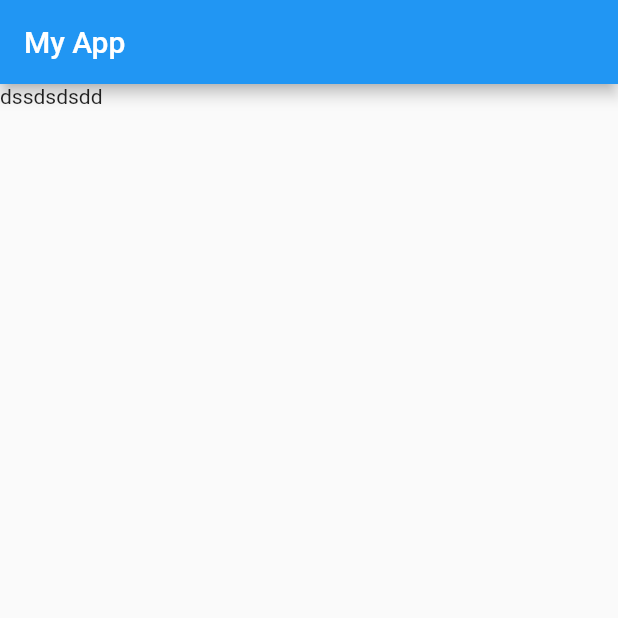
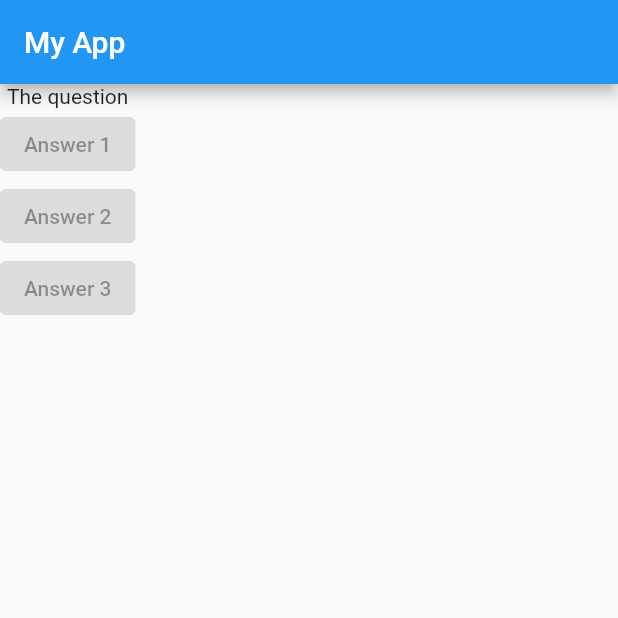
Before and after one commit to durf666/mad_deutch_quiz, a Flutter app: the screen it shows after launch, on a phone screen of 412 x 824 dp, the top half of it. Run offline on Flutter 3.47's test engine with Material 2 defaults, Android fonts, the phone set to English and light mode, and no system bars.

Commit message:
lesson 32

```diff
--- a/lib/main.dart
+++ b/lib/main.dart
@@ -7,12 +7,21 @@ void main() {
 class MyApp extends StatelessWidget {
   @override
   Widget build(BuildContext context) {
+    var questions = [
+      'What\'s your favourite color',
+      'What\'s your favourite animal',
+    ];
     return MaterialApp(
       home: Scaffold(
         appBar: AppBar(
           title: Text('My App'),
         ),
-        body: Text('dssdsdsdd'),
+        body: Column(children: [
+          Text('The question'),
+          ElevatedButton(onPressed: null, child: Text('Answer 1')),
+          ElevatedButton(onPressed: null, child: Text('Answer 2')),
+          ElevatedButton(onPressed: null, child: Text('Answer 3')),
+        ]),
       ),
     );
   }
```
